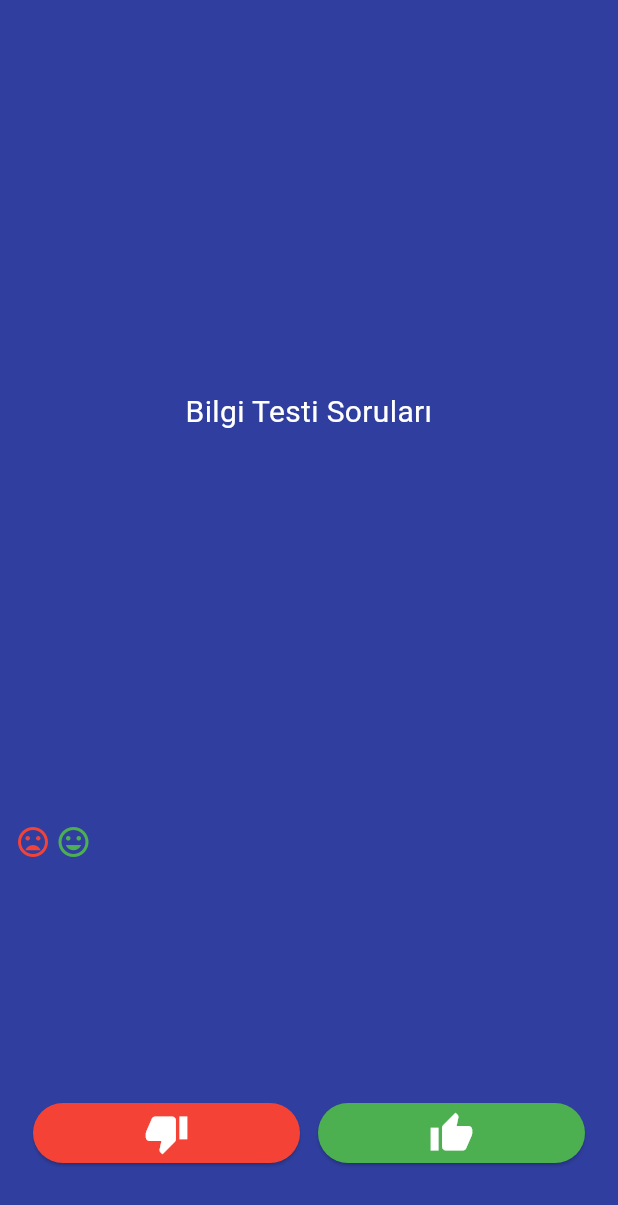
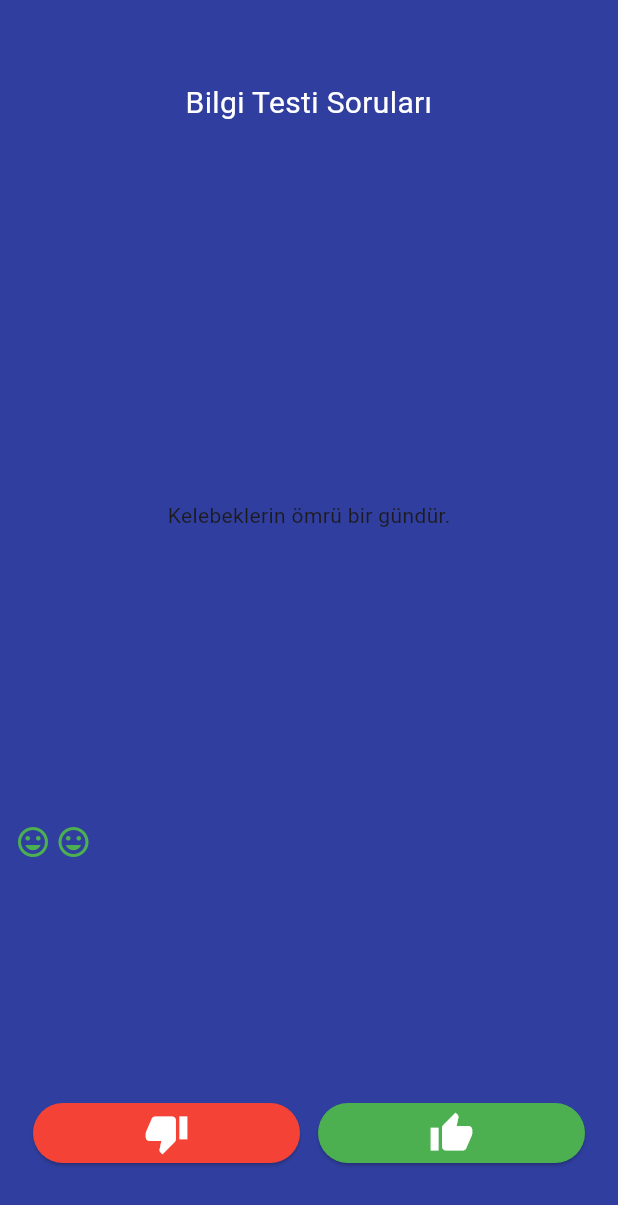
Before and after one commit to 0Suphan0/question_answer, a Flutter app: the screen it shows after launch, after a tap on the "thumb down" icon, after a tap on the "thumb up" icon, on a phone screen of 412 x 824 dp. Shown: the top 1205 px of the screen. Run offline on Flutter 3.47's test engine with Material 3 defaults, Android fonts, the phone set to English and light mode, and no system bars.

Commit message:
Uygulama tamamlandı, ufak tefek bug ve refactoring yapılacak.

```diff
--- a/lib/main.dart
+++ b/lib/main.dart
@@ -1,5 +1,6 @@
 import 'package:flutter/material.dart';
 import 'package:question_answer/constants.dart';
+import 'package:question_answer/question.dart';
 
 void main() => runApp(BilgiTesti());
 
@@ -25,7 +26,26 @@ class SoruSayfasi extends StatefulWidget {
 }
 
 class _SoruSayfasiState extends State<SoruSayfasi> {
+  List<Question> questions = [];
   List<Widget> icons = [];
+  int questionCounter = 0;
+  int questionLenght = 0;
+
+  @override
+  void initState() {
+    // TODO: implement initState
+    super.initState();
+    icons = [];
+    questions = [
+      Question(0, "Titanic gelmiş geçmiş en büyük gemidir.", false),
+      Question(1, "Dünyadaki tavuk sayısı insan sayısından fazladır.", true),
+      Question(2, "Kelebeklerin ömrü bir gündür.", false),
+      Question(3, "Dünya düzdür.", false),
+      Question(4, "Kaju fıstığı aslında bir meyvenin sapıdır.", true),
+      Question(5, "Fatih Sultan Mehmet hiç patates yememiştir.", true),
+    ];
+    questionLenght = questions.length;
+  }
 
   @override
   Widget build(BuildContext context) {
@@ -34,7 +54,7 @@ class _SoruSayfasiState extends State<SoruSayfasi> {
       crossAxisAlignment: CrossAxisAlignment.stretch,
       children: <Widget>[
         const Expanded(
-          flex: 4,
+          flex: 1,
           child: Padding(
             padding: EdgeInsets.all(10.0),
             child: Center(
@@ -50,6 +70,11 @@ class _SoruSayfasiState extends State<SoruSayfasi> {
           ),
         ),
         Expanded(
+          flex: 3,
+          child: Center(child: Text(questions[questionCounter].question ?? "")),
+        ),
+        Expanded(
+            flex: 1,
             child: Wrap(
               children: icons,
               spacing: 3,
@@ -74,7 +99,19 @@ class _SoruSayfasiState extends State<SoruSayfasi> {
                           ),
                           onPressed: () {
                             setState(() {});
+                            if (questions[questionCounter].isTrue == false) {
+                              if (questionCounter < questionLenght-1) {
+                                questionCounter++;
+                                icons.add(iconMood);
+
+                              }
+                            } else {
+                              if (questionCounter < questionLenght-1 ) {
+                                questionCounter++;
                                 icons.add(iconBadMood);
+
+                              }
+                            }
                           },
                         ))),
                 Expanded(
@@ -91,7 +128,19 @@ class _SoruSayfasiState extends State<SoruSayfasi> {
                           ),
                           onPressed: () {
                             setState(() {});
+                            if (questions[questionCounter].isTrue == true) {
+                              if (questionCounter < questionLenght-1 ) {
+                                questionCounter++;
                                 icons.add(iconMood);
+
+                              }
+                            } else {
+                              if (questionCounter < questionLenght-1) {
+                                questionCounter++;
+                                icons.add(iconBadMood);
+
+                              }
+                            }
                           },
                         ))),
               ])),
--- /dev/null
+++ b/lib/question.dart
@@ -0,0 +1,14 @@
+class Question {
+
+  int? questionId;
+  String? question;
+  bool? isTrue;
+
+  Question(int? questionId,String? question, bool? isTrue){
+    this.questionId=questionId;
+    this.question=question;
+    this.isTrue=isTrue;
+  }
+
+
+}
```
Lines whose indentation alone changed are shown as unchanged.
